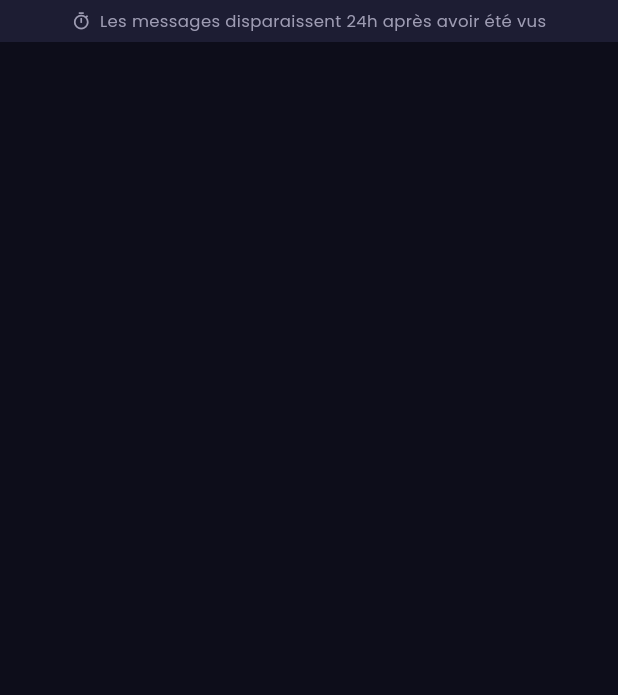
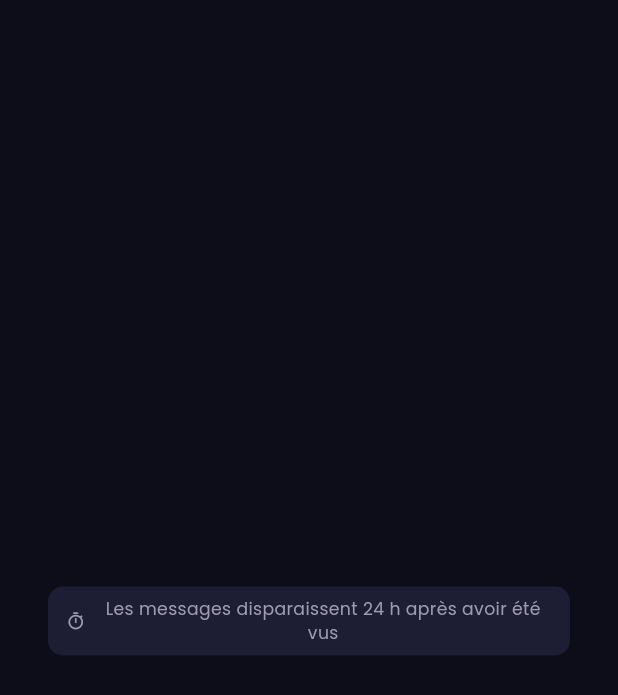
Before and after one commit to ckante203-dev/rencontre, a Flutter app: the _EphemeralBanner widget shown alone on an empty page, opened directly, on a phone screen of 412 x 824 dp. Shown: the top 695 px of the screen. Run offline on Flutter 3.47's test engine with Material 3 defaults, Android fonts, the phone set to English and light mode, and no system bars; our stand-ins replace audioplayers, awesome_notifications, cached_network_image, camera, firebase_core, firebase_crashlytics and 18 more; missing offline and left inert: flutter_map_marker_cluster, flutter_sound, image_picker_android, image_picker_platform_interface, mobile_scanner, purchases_flutter and 1 more; accounts and stored records are empty; network calls fail.

Commit message:
Chat : info « messages éphémères » en note en haut de la discussion (plus de bandeau fixe)
Co-Authored-By: Claude Opus 5.5 <noreply@anthropic.com>

```diff
--- a/lib/features/chat/view/conversation_bulles.dart
+++ b/lib/features/chat/view/conversation_bulles.dart
@@ -44,8 +44,11 @@ class _MessageList extends StatelessWidget {
         reverse: true,
         padding: const EdgeInsets.fromLTRB(8, 8, 8, 4),
         physics: const BouncingScrollPhysics(),
-        itemCount: items.length,
+        // +1 : l'info « messages éphémères » tout en haut de la discussion
+        // (elle défile avec les messages, au lieu d'un bandeau fixe)
+        itemCount: items.length + 1,
         itemBuilder: (_, i) {
+          if (i == items.length) return const _EphemeralBanner();
           final item = items[items.length - 1 - i];
           if (item.isDateSep) return _DateLabel(date: item.date!);
           return _MessageBubble(
--- a/lib/features/chat/view/conversation_screen.dart
+++ b/lib/features/chat/view/conversation_screen.dart
@@ -147,7 +147,6 @@ class _ConversationScreenState extends State<ConversationScreen> {
       backgroundColor: AppColors.bg,
       appBar: _buildAppBar(context),
       body: Column(children: [
-        const _EphemeralBanner(),
         Expanded(
           child: Stack(children: [
             Positioned.fill(
@@ -1044,19 +1043,27 @@ class _EphemeralBanner extends StatelessWidget {
   const _EphemeralBanner();
   @override
   Widget build(BuildContext context) {
-    return Container(
-      width: double.infinity,
-      padding: const EdgeInsets.symmetric(horizontal: 16, vertical: 6),
+    // Petite note centrée en haut de la discussion (façon WhatsApp)
+    return Padding(
+      padding: const EdgeInsets.fromLTRB(32, 10, 32, 6),
+      child: Center(
+        child: Container(
+          padding: const EdgeInsets.symmetric(horizontal: 12, vertical: 7),
+          decoration: BoxDecoration(
             color: AppColors.surface2,
-      child: Row(mainAxisAlignment: MainAxisAlignment.center, children: [
+            borderRadius: BorderRadius.circular(10),
+          ),
+          child: Row(mainAxisSize: MainAxisSize.min, children: [
             Icon(Icons.timer_outlined, size: 13, color: AppColors.textMuted),
             const SizedBox(width: 6),
             Flexible(
-          child: Text('Les messages disparaissent 24h après avoir été vus',
+              child: Text('Les messages disparaissent 24 h après avoir été vus',
                   textAlign: TextAlign.center,
-              style: TextStyle(fontSize: 11, color: AppColors.textMuted)),
+                  style: TextStyle(fontSize: 11.5, color: AppColors.textMuted)),
             ),
           ]),
+        ),
+      ),
     );
   }
 }
```
Lines whose indentation alone changed are shown as unchanged.
